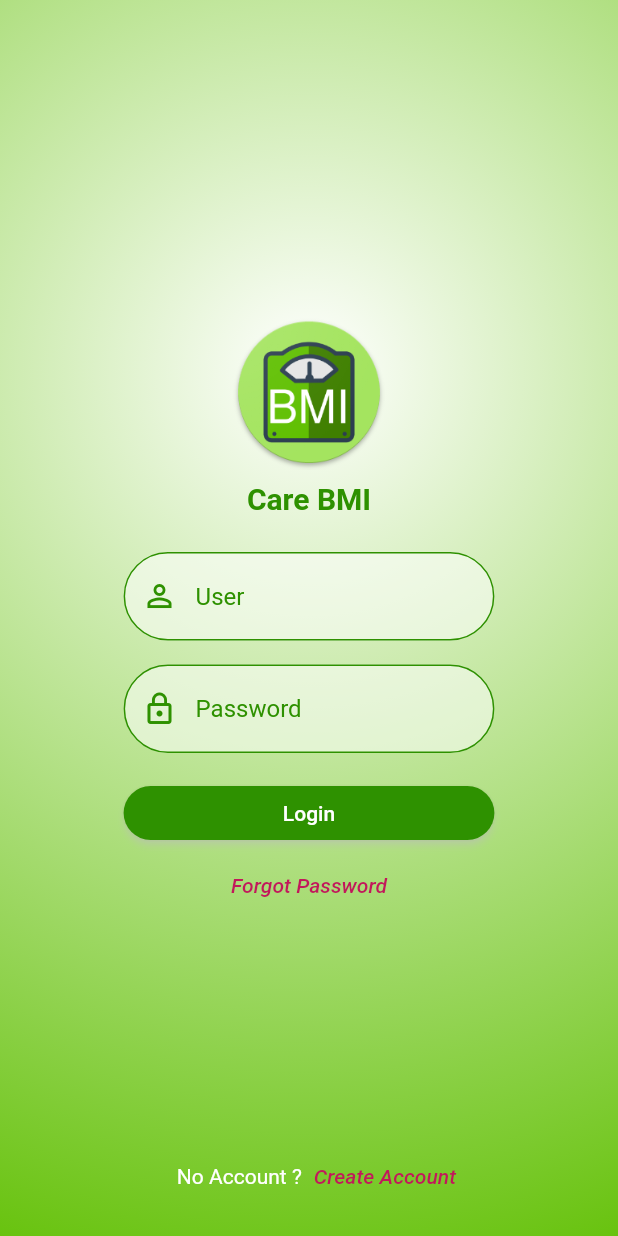
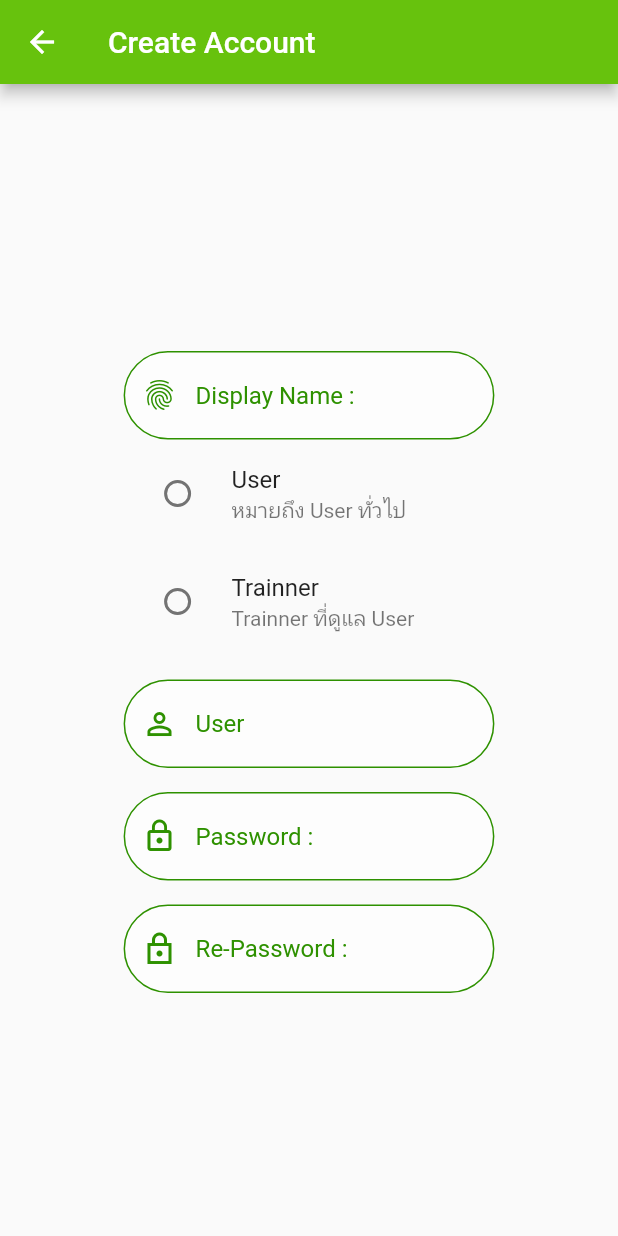
Before and after one commit to masterUNG/CareBMI, a Flutter app: the Authen screen opened by its route, after a tap on "Create Account", on a phone screen of 412 x 824 dp. Run offline on Flutter 3.47's test engine with Material 2 defaults, Android fonts, the phone set to English and light mode, and no system bars; our stand-ins replace introduction_screen, shared_preferences; accounts and stored records are empty.

Commit message:
finish 29Jan

```diff
--- a/lib/main.dart
+++ b/lib/main.dart
@@ -1,5 +1,4 @@
 import 'package:carebmi/routers.dart';
-import 'package:carebmi/states/onboarding_screen.dart';
 import 'package:carebmi/utility/myconstant.dart';
 import 'package:flutter/material.dart';
 import 'package:shared_preferences/shared_preferences.dart';
--- a/lib/routers.dart
+++ b/lib/routers.dart
@@ -1,8 +1,10 @@
 import 'package:carebmi/states/authen.dart';
+import 'package:carebmi/states/create_account.dart';
 import 'package:carebmi/states/onboarding_screen.dart';
 import 'package:flutter/material.dart';
 
 final Map<String, WidgetBuilder> routes = <String, WidgetBuilder>{
   '/authen': (BuildContext context) => Authen(),
   '/onboardingScreen': (BuildContext context) => OnBoardingScreen(),
+  '/createAcount':(BuildContext context)=>CreateAccount(),
 };
--- a/lib/states/authen.dart
+++ b/lib/states/authen.dart
@@ -21,7 +21,7 @@ class _AuthenState extends State<Authen> {
             style: MyStyle().normalTextStyle(),
           ),
           TextButton(
-              onPressed: () {},
+              onPressed: ()=> Navigator.pushNamed(context, '/createAcount'),
               child: Text(
                 'Create Account',
                 style: MyStyle().activeTextStyle(),
--- /dev/null
+++ b/lib/states/create_account.dart
@@ -0,0 +1,115 @@
+import 'package:carebmi/utility/my_style.dart';
+import 'package:flutter/material.dart';
+
+class CreateAccount extends StatefulWidget {
+  @override
+  _CreateAccountState createState() => _CreateAccountState();
+}
+
+class _CreateAccountState extends State<CreateAccount> {
+  String typeUser;
+
+  Container buildDisplayName(BuildContext context) {
+    return Container(
+      decoration: MyStyle().whiteBoxDecoration(),
+      margin: EdgeInsets.only(top: 16),
+      width: MediaQuery.of(context).size.width * 0.6,
+      child: TextFormField(
+        decoration:
+            MyStyle().myInputDecoration(Icons.fingerprint, 'Display Name : '),
+      ),
+    );
+  }
+
+  Container buildUser(BuildContext context) {
+    return Container(
+      decoration: MyStyle().whiteBoxDecoration(),
+      margin: EdgeInsets.only(top: 16),
+      width: MediaQuery.of(context).size.width * 0.6,
+      child: TextFormField(
+        decoration: MyStyle().myInputDecoration(Icons.perm_identity, 'User'),
+      ),
+    );
+  }
+
+  Container buildPassword(BuildContext context) {
+    return Container(
+      decoration: MyStyle().whiteBoxDecoration(),
+      margin: EdgeInsets.only(top: 16),
+      width: MediaQuery.of(context).size.width * 0.6,
+      child: TextFormField(
+        obscureText: true,
+        decoration:
+            MyStyle().myInputDecoration(Icons.lock_outline, 'Password : '),
+      ),
+    );
+  }
+
+  Container buildRePassword(BuildContext context) {
+    return Container(
+      decoration: MyStyle().whiteBoxDecoration(),
+      margin: EdgeInsets.only(top: 16),
+      width: MediaQuery.of(context).size.width * 0.6,
+      child: TextFormField(
+        obscureText: true,
+        decoration: MyStyle()
+            .myInputDecoration(Icons.lock_outline_sharp, 'Re-Password :'),
+      ),
+    );
+  }
+
+  @override
+  Widget build(BuildContext context) {
+    return Scaffold(
+      appBar: AppBar(
+        backgroundColor: MyStyle().primaryColor,
+        title: Text('Create Account'),
+      ),
+      body: Center(
+        child: SingleChildScrollView(
+          child: Column(
+            children: [
+              buildDisplayName(context),
+              Column(
+                crossAxisAlignment: CrossAxisAlignment.center,
+                children: [
+                  Container(
+                    width: MediaQuery.of(context).size.width * 0.6,
+                    child: RadioListTile(
+                      value: 'user',
+                      groupValue: typeUser,
+                      onChanged: (value) {
+                        setState(() {
+                          typeUser = value;
+                        });
+                      },
+                      title: Text('User'),
+                      subtitle: Text('หมายถึง User ทั่วไป'),
+                    ),
+                  ),
+                  Container(
+                    width: MediaQuery.of(context).size.width * 0.6,
+                    child: RadioListTile(
+                      value: 'trainner',
+                      groupValue: typeUser,
+                      onChanged: (value) {
+                        setState(() {
+                          typeUser = value;
+                        });
+                      },
+                      title: Text('Trainner'),
+                      subtitle: Text('Trainner ที่ดูแล User'),
+                    ),
+                  ),
+                ],
+              ),
+              buildUser(context),
+              buildPassword(context),
+              buildRePassword(context),
+            ],
+          ),
+        ),
+      ),
+    );
+  }
+}
```
